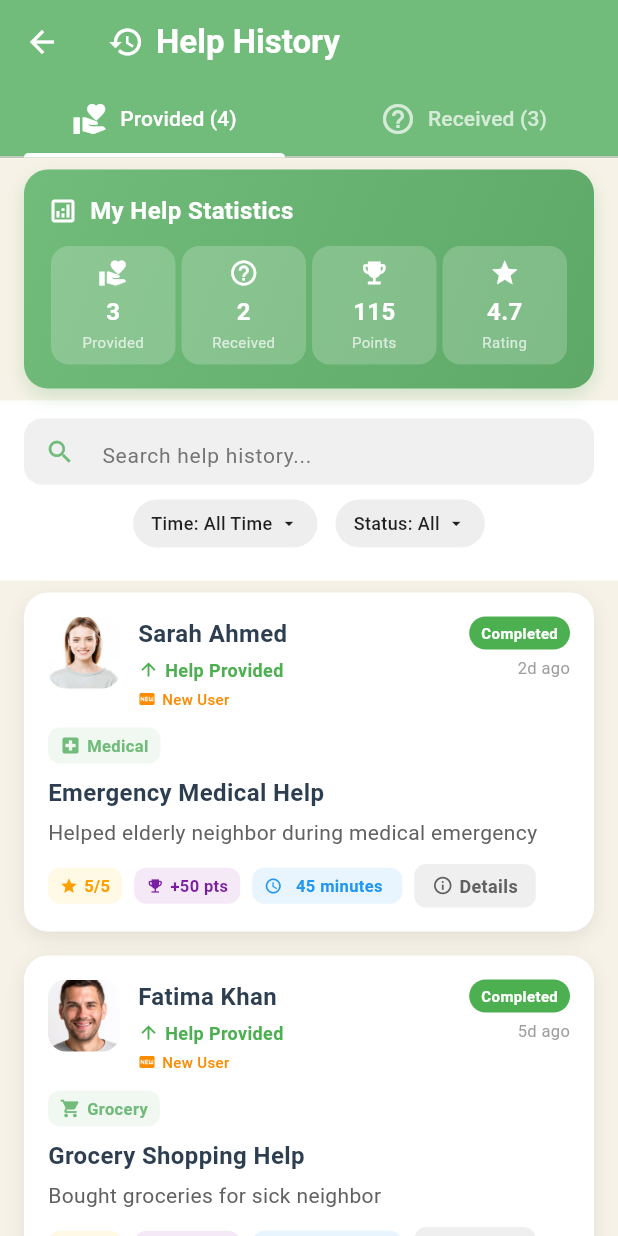
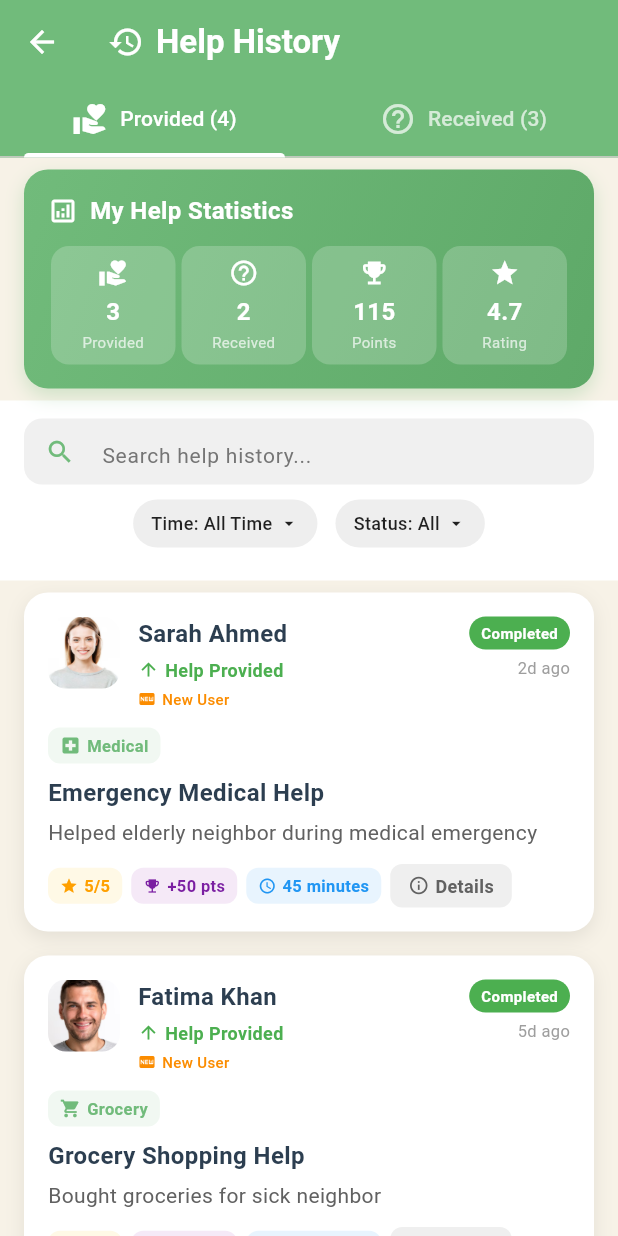
Before and after one commit to saiefadnan/Neighborly, a Flutter app: the HelpHistoryPage screen opened directly, on a phone screen of 412 x 824 dp. Run offline on Flutter 3.47's test engine with Material 3 defaults, Android fonts, the phone set to English and light mode, and no system bars; our stand-ins replace curved_navigation_bar, firebase_auth, firebase_core, flutter_keyboard_visibility, flutter_riverpod, font_awesome_flutter and 12 more; accounts and stored records are empty.

Commit message:
Fixed prev issues. Also change your ip address if you can in token_verify.dart. I ahve kept localhost to protect ip address.

```diff
--- a/neighborly/lib/functions/token_verify.dart
+++ b/neighborly/lib/functions/token_verify.dart
@@ -1,9 +1,8 @@
 import 'dart:convert';
 import 'package:http/http.dart' as http;
-import '../config/api_config.dart';
 
 Future<bool> verifyToken(String? idToken) async {
-  final url = Uri.parse(ApiConfig.authUrl);
+  final url = Uri.parse('http://localhost:4000/api/auth/signin/idtoken');
   try {
     final response = await http.post(
       url,
--- a/neighborly/lib/pages/help_history.dart
+++ b/neighborly/lib/pages/help_history.dart
@@ -790,7 +790,7 @@
                         ],
                       ),
                     ),
-                    const SizedBox(width: 8),
+                    const SizedBox(width: 6),
                   ],
 
                   if (help.helpValuePoints > 0) ...[
@@ -823,13 +823,13 @@
                         ],
                       ),
                     ),
-                    const SizedBox(width: 8),
+                    const SizedBox(width: 6),
                   ],
 
                   // Fixed width auto-scrolling time duration
                   _buildScrollingTimeContainer(help.duration),
 
-                  const SizedBox(width: 8),
+                  const SizedBox(width: 6),
 
                   _buildActionButton(
                     'Details',
@@ -848,7 +848,7 @@
 
   Widget _buildScrollingTimeContainer(String duration) {
     return Container(
-      width: 100, // Fixed width
+      width: 90, // Fixed width
       height: 24, // Fixed height
       padding: const EdgeInsets.symmetric(horizontal: 8, vertical: 4),
       decoration: BoxDecoration(
```
Also changed, not shown: neighborly/lib/config/api_config.dart (deleted, +0 -34 lines), neighborly/lib/pages/map.dart (deleted, +0 -23 lines).
